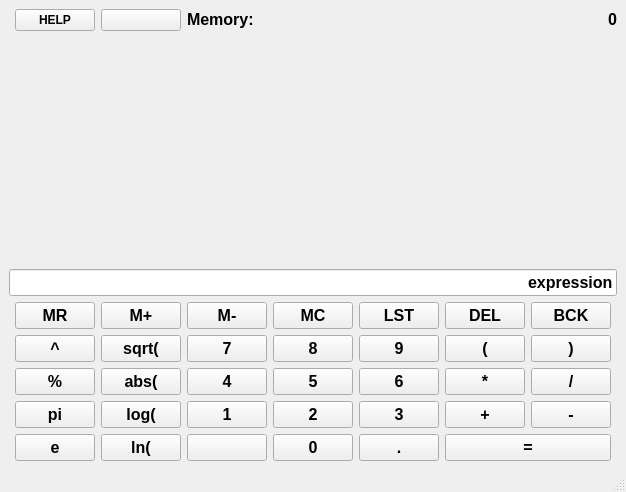
Qt form maincalc.ui (red-kangaroo/ak7_qtcalc) before a commit.
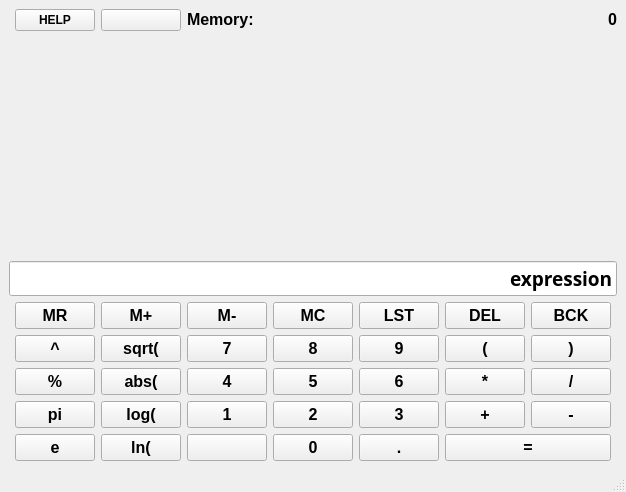
The same form after that commit.

Commit message: Design overhaul

Patch:
```diff
--- a/maincalc.ui
+++ b/maincalc.ui
@@ -14,6 +14,12 @@
    <string>MainCalc</string>
   </property>
   <widget class="QWidget" name="centralwidget">
+   <property name="styleSheet">
+    <string notr="true">QWidget {
+	background-color: #825C98;
+}♣
+</string>
+   </property>
    <layout class="QGridLayout" name="gridLayout">
     <item row="6" column="3">
      <widget class="QPushButton" name="pushButton_11">
@@ -548,7 +554,8 @@
       </property>
       <property name="font">
        <font>
-        <pointsize>12</pointsize>
+        <family>Open Sans</family>
+        <pointsize>14</pointsize>
         <bold>true</bold>
        </font>
       </property>
@@ -579,6 +586,11 @@
         <bold>true</bold>
        </font>
       </property>
+      <property name="styleSheet">
+       <string notr="true">QLabel {
+    font-family: 'Open Sans';
+}</string>
+      </property>
       <property name="text">
        <string/>
       </property>
```
Left out of the diff: 479 changed lines with no effect on the pictures. The commit also changes 1 other file.
